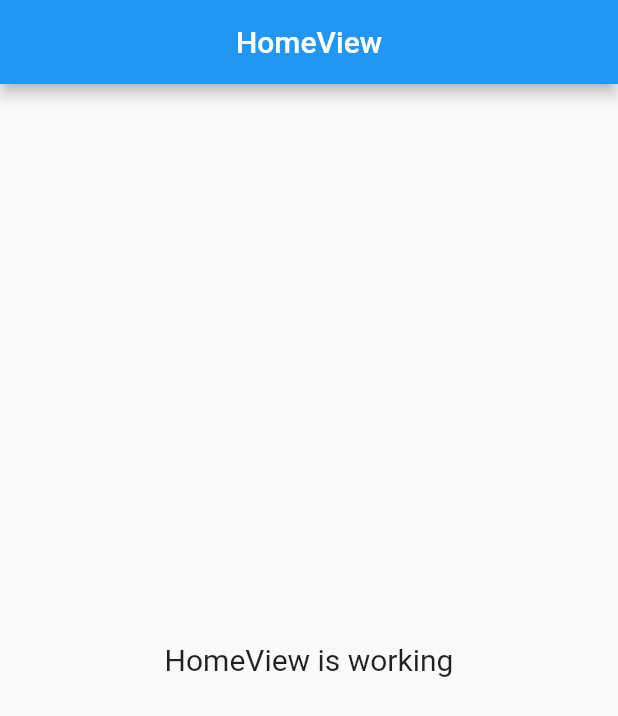
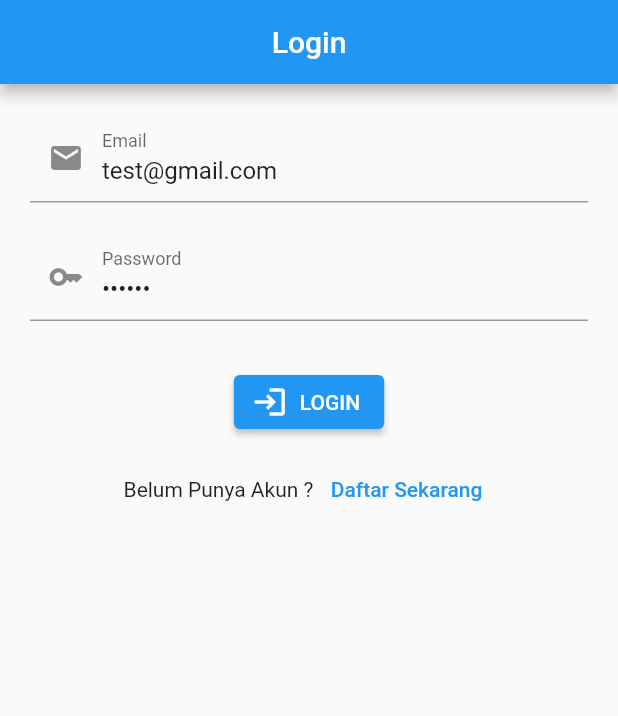
Before and after one commit to angular403/flutter-firebase-getx, a Flutter app: the screen it shows after launch, on a phone screen of 412 x 824 dp. Shown: the top 716 px of the screen. Run offline on Flutter 3.47's test engine with Material 2 defaults, Android fonts, the light colour scheme and no system bars; our stand-ins replace firebase_auth, firebase_core, get; accounts and stored records are empty.

Commit message:
auth email and password

```diff
--- /dev/null
+++ b/lib/app/controllers/auth_controller.dart
@@ -0,0 +1,53 @@
+  import 'package:firebase_auth/firebase_auth.dart';
+import 'package:flutter_firebase_getx/app/routes/app_pages.dart';
+import 'package:get/get.dart';
+
+class AuthController extends GetxController {
+  FirebaseAuth auth = FirebaseAuth.instance;
+
+  Stream<User?> get streamAuthStatus => auth.authStateChanges();
+
+  // Signup
+  void signup(String email, String password)  async {
+    try {
+      await auth.createUserWithEmailAndPassword(
+        email: email,
+        password: password,
+      );
+      Get.offAllNamed(Routes.HOME);
+    } on FirebaseAuthException catch (e) {
+      if (e.code == 'weak-password') {
+        print('The password provided is too weak.');
+      } else if (e.code == 'email-already-in-use') {
+        print('The account already exists for that email.');
+      }
+    } catch (e) {
+      print(e);
+    }
+  }
+
+  // login
+  void login(String email, String password) async {
+    try {
+      await auth.signInWithEmailAndPassword(
+        email: email,
+        password: password,
+      );
+      Get.offAllNamed(Routes.HOME);
+    } on FirebaseAuthException catch (e) {
+      if (e.code == 'weak-password') {
+        print('The password provided is too weak.');
+      } else if (e.code == 'email-already-in-use') {
+        print('The account already exists for that email.');
+      }
+    } catch (e) {
+      print(e);
+    }
+  }
+
+  // logout
+  void logout() async {
+    await FirebaseAuth.instance.signOut();
+    Get.offAllNamed(Routes.LOGIN);
+  }
+}
--- /dev/null
+++ b/lib/app/modules/login/controllers/login_controller.dart
@@ -0,0 +1,15 @@
+import 'package:flutter/material.dart';
+import 'package:get/get.dart';
+
+class LoginController extends GetxController {
+  final emailC = TextEditingController(text: "test@gmail.com");
+  final passC = TextEditingController(text: "123456");
+
+  @override
+  void onClose() {
+    // TODO: implement onClose
+    emailC.dispose();
+    passC.dispose();
+    super.onClose();
+  }
+}
--- /dev/null
+++ b/lib/app/modules/login/views/login_view.dart
@@ -0,0 +1,71 @@
+import 'package:flutter/material.dart';
+import 'package:flutter_firebase_getx/app/controllers/auth_controller.dart';
+import 'package:flutter_firebase_getx/app/routes/app_pages.dart';
+// import 'package:flutter/services.dart';
+
+import 'package:get/get.dart';
+
+import '../controllers/login_controller.dart';
+
+class LoginView extends GetView<LoginController> {
+  final authC = Get.find<AuthController>();
+  // Class
+  @override
+  Widget build(BuildContext context) {
+    return Scaffold(
+      appBar: AppBar(
+        title: Text('Login'),
+        centerTitle: true,
+      ),
+      body: Padding(
+        padding: const EdgeInsets.all(20),
+        child: Column(
+          children: [
+            TextField(
+              controller: controller.emailC,
+              keyboardType: TextInputType.emailAddress,
+              textInputAction: TextInputAction.next,
+              decoration: InputDecoration(
+                labelText: "Email",
+                prefixIcon: Icon(Icons.email),
+              ),
+            ),
+            SizedBox(height: 20),
+            TextField(
+              controller: controller.passC,
+              obscureText: true,
+              keyboardType: TextInputType.text,
+              textInputAction: TextInputAction.next,
+              decoration: InputDecoration(
+                labelText: "Password",
+                prefixIcon: Icon(Icons.key),
+              ),
+            ),
+            SizedBox(height: 30),
+            ElevatedButton.icon(
+              onPressed: () {
+                authC.login(
+                  controller.emailC.text,
+                  controller.passC.text,
+                );
+              },
+              icon: Icon(Icons.login),
+              label: Text("LOGIN"),
+            ),
+            SizedBox(height: 10),
+            Row(
+              mainAxisAlignment: MainAxisAlignment.center,
+              children: [
+                Text("Belum Punya Akun ? "),
+                TextButton(
+                  onPressed: () => Get.toNamed(Routes.SIGNUP),
+                  child: Text("Daftar Sekarang"),
+                ),
+              ],
+            ),
+          ],
+        ),
+      ),
+    );
+  }
+}
--- a/lib/app/routes/app_pages.dart
+++ b/lib/app/routes/app_pages.dart
@@ -2,6 +2,10 @@ import 'package:get/get.dart';
 
 import 'package:flutter_firebase_getx/app/modules/home/bindings/home_binding.dart';
 import 'package:flutter_firebase_getx/app/modules/home/views/home_view.dart';
+import 'package:flutter_firebase_getx/app/modules/login/bindings/login_binding.dart';
+import 'package:flutter_firebase_getx/app/modules/login/views/login_view.dart';
+import 'package:flutter_firebase_getx/app/modules/signup/bindings/signup_binding.dart';
+import 'package:flutter_firebase_getx/app/modules/signup/views/signup_view.dart';
 
 part 'app_routes.dart';
 
@@ -16,5 +20,15 @@ class AppPages {
       page: () => HomeView(),
       binding: HomeBinding(),
     ),
+    GetPage(
+      name: _Paths.LOGIN,
+      page: () => LoginView(),
+      binding: LoginBinding(),
+    ),
+    GetPage(
+      name: _Paths.SIGNUP,
+      page: () => SignupView(),
+      binding: SignupBinding(),
+    ),
   ];
 }
--- a/lib/app/routes/app_routes.dart
+++ b/lib/app/routes/app_routes.dart
@@ -5,8 +5,12 @@ abstract class Routes {
   Routes._();
 
   static const HOME = _Paths.HOME;
+  static const LOGIN = _Paths.LOGIN;
+  static const SIGNUP = _Paths.SIGNUP;
 }
 
 abstract class _Paths {
   static const HOME = '/home';
+  static const LOGIN = '/login';
+  static const SIGNUP = '/signup';
 }
--- /dev/null
+++ b/lib/app/utils/loading.dart
@@ -0,0 +1,18 @@
+import 'package:flutter/material.dart';
+
+class LoadingView extends StatelessWidget {
+  const LoadingView({Key? key}) : super(key: key);
+
+  @override
+  Widget build(BuildContext context) {
+    return MaterialApp(
+      home: Scaffold(
+        body: Center(
+          child: CircularProgressIndicator(
+            color: Colors.red[900],
+          ),
+        ),
+      ),
+    );
+  }
+}
--- a/lib/main.dart
+++ b/lib/main.dart
@@ -1,15 +1,36 @@
+import 'package:firebase_auth/firebase_auth.dart';
+import 'package:firebase_core/firebase_core.dart';
 import 'package:flutter/material.dart';
+import 'package:flutter_firebase_getx/app/controllers/auth_controller.dart';
+import 'package:flutter_firebase_getx/app/utils/loading.dart';
 
 import 'package:get/get.dart';
 
 import 'app/routes/app_pages.dart';
 
-void main() {
-  runApp(
-    GetMaterialApp(
-      title: "Application",
-      initialRoute: AppPages.INITIAL,
-      getPages: AppPages.routes,
-    ),
-  );
+void main() async {
+  WidgetsFlutterBinding.ensureInitialized();
+  await Firebase.initializeApp();
+  runApp(MyApp());
 }
+
+class MyApp extends StatelessWidget {
+  final authC = Get.put(AuthController(), permanent: true);
+  @override
+  Widget build(BuildContext context) {
+    return StreamBuilder<User?>(
+      stream: authC.streamAuthStatus,
+      builder: (context, snapshot) {
+        if (snapshot.connectionState == ConnectionState.active) {
+          print(snapshot.data);
+          return GetMaterialApp(
+            title: "Application",
+            initialRoute: snapshot.data != null ? Routes.HOME : Routes.LOGIN,
+            getPages: AppPages.routes,
+          );
+        }
+        return LoadingView();
+      },
+    );
+  }
+}
--- a/pubspec.yaml
+++ b/pubspec.yaml
@@ -8,6 +8,8 @@ environment:
 dependencies:
   cupertino_icons: ^1.0.2
   get: 4.6.1
+  firebase_core: 1.15.0
+  firebase_auth: 3.3.17
   flutter:
     sdk: flutter
 
```
Also changed, not shown: lib/app/modules/home/views/home_view.dart (+10 -4 lines), lib/app/modules/login/bindings/login_binding.dart (added, +12 -0 lines), lib/app/modules/signup/bindings/signup_binding.dart (added, +12 -0 lines), lib/app/modules/signup/controllers/signup_controller.dart (added, +15 -0 lines), lib/app/modules/signup/views/signup_view.dart (added, +69 -0 lines), pubspec.lock, 4 other files.
